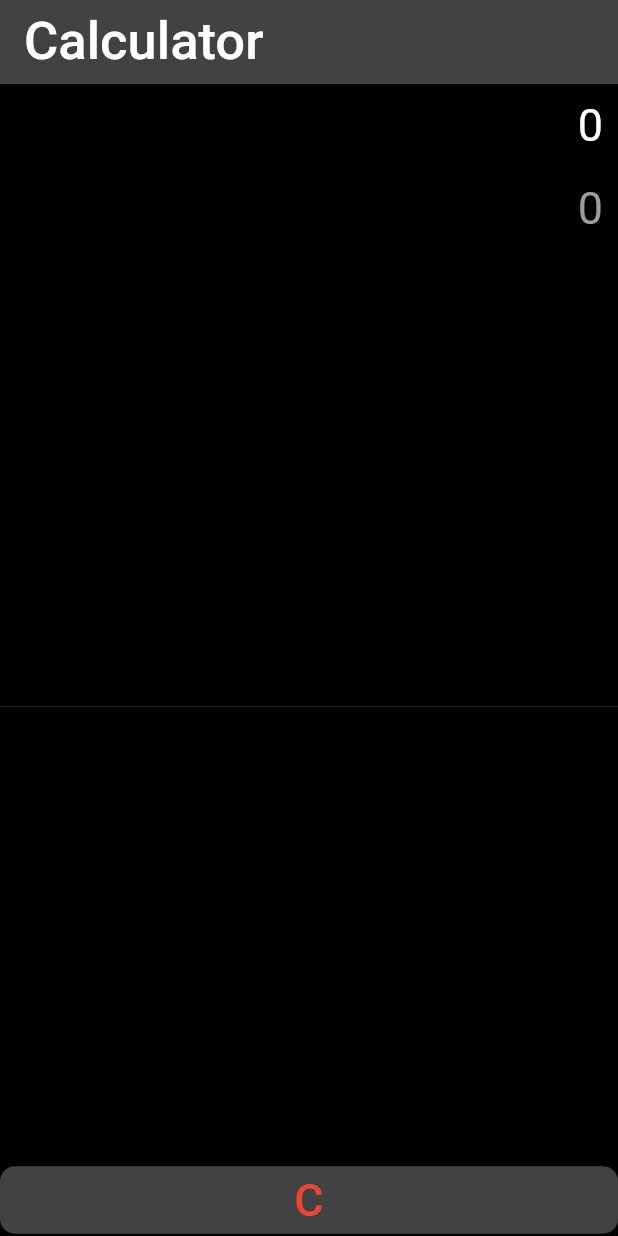
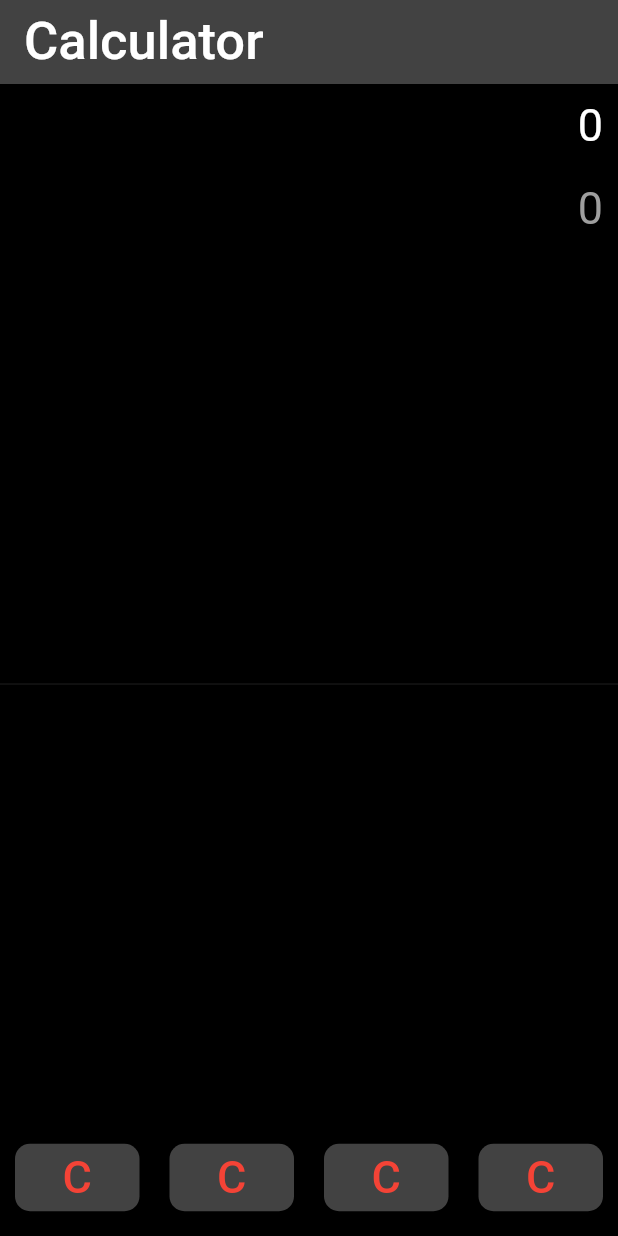
Before and after one commit to adrian-szwejk/Calculator-App, a Flutter app: the screen it shows after launch, on a phone screen of 412 x 824 dp. Run offline on Flutter 3.47's test engine with Material 2 defaults, Android fonts, the phone set to English and light mode, and no system bars.

Commit message:
created 4 buttons & added padding between buttons

```diff
--- a/lib/main.dart
+++ b/lib/main.dart
@@ -85,7 +85,26 @@ class _CalcViewState extends State<CalcView> {
                     name: "C",
                     color: Colors.grey[800],
                     fontColor: Colors.red,
-                      fontSize: 30.0),
+                    fontSize: 30.0,
+                  ),
+                  buildButton(
+                    name: "C",
+                    color: Colors.grey[800],
+                    fontColor: Colors.red,
+                    fontSize: 30.0,
+                  ),
+                  buildButton(
+                    name: "C",
+                    color: Colors.grey[800],
+                    fontColor: Colors.red,
+                    fontSize: 30.0,
+                  ),
+                  buildButton(
+                    name: "C",
+                    color: Colors.grey[800],
+                    fontColor: Colors.red,
+                    fontSize: 30.0,
+                  ),
                 ],
               ),
             ],
@@ -95,14 +114,17 @@ class _CalcViewState extends State<CalcView> {
     );
   }
 
-  TextButton buildButton(
+  Container buildButton(
       //This function was extracted to prevent repetitive code when creating table of buttons
       {String name = "",
       Color fontColor = Colors.green,
       double fontSize = 30.0,
       Color? color}) {
     //The brackets allow each parameter to not be required and so that you can pass whichever one you want (There needs to be default values since they're not required as a parameter)
-    return TextButton(
+    return Container(
+      //Wrapped original testButton with container to allow for padding between buttons
+      padding: const EdgeInsets.fromLTRB(10.0, 15.0, 10.0, 15.0),
+      child: TextButton(
         //Creating a button for the clear button
         onPressed: () {},
         style: ButtonStyle(
@@ -124,6 +146,7 @@ class _CalcViewState extends State<CalcView> {
             fontSize: fontSize,
           ),
         ),
+      ),
     );
   }
 }
```
Lines whose indentation alone changed are shown as unchanged.
